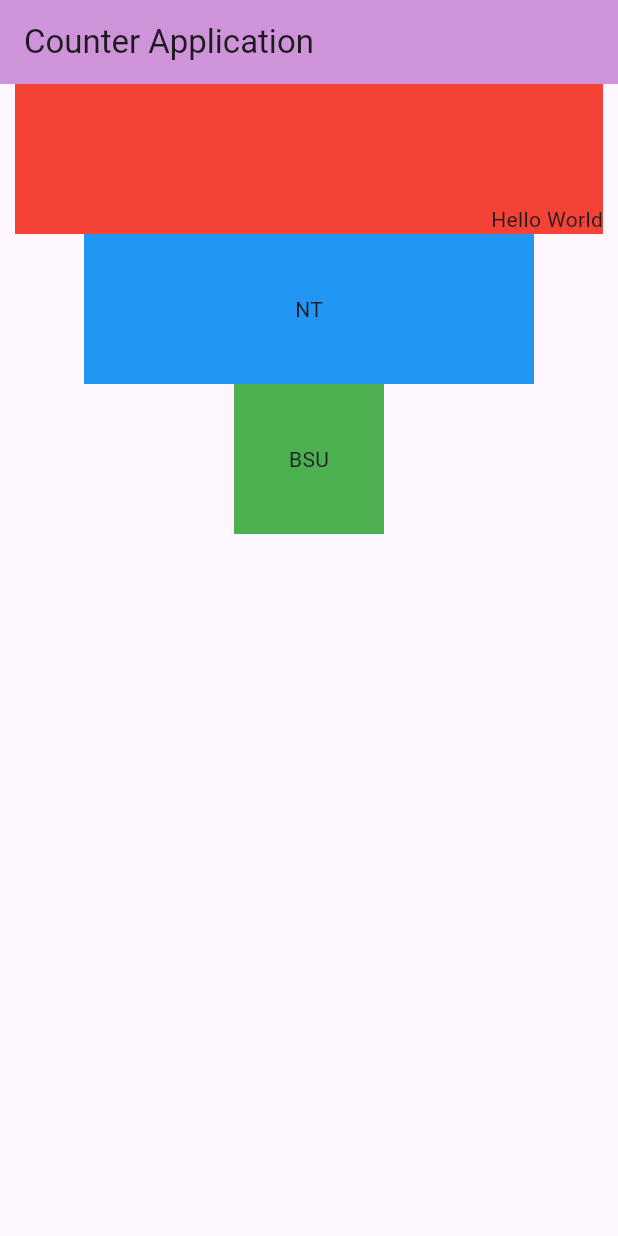
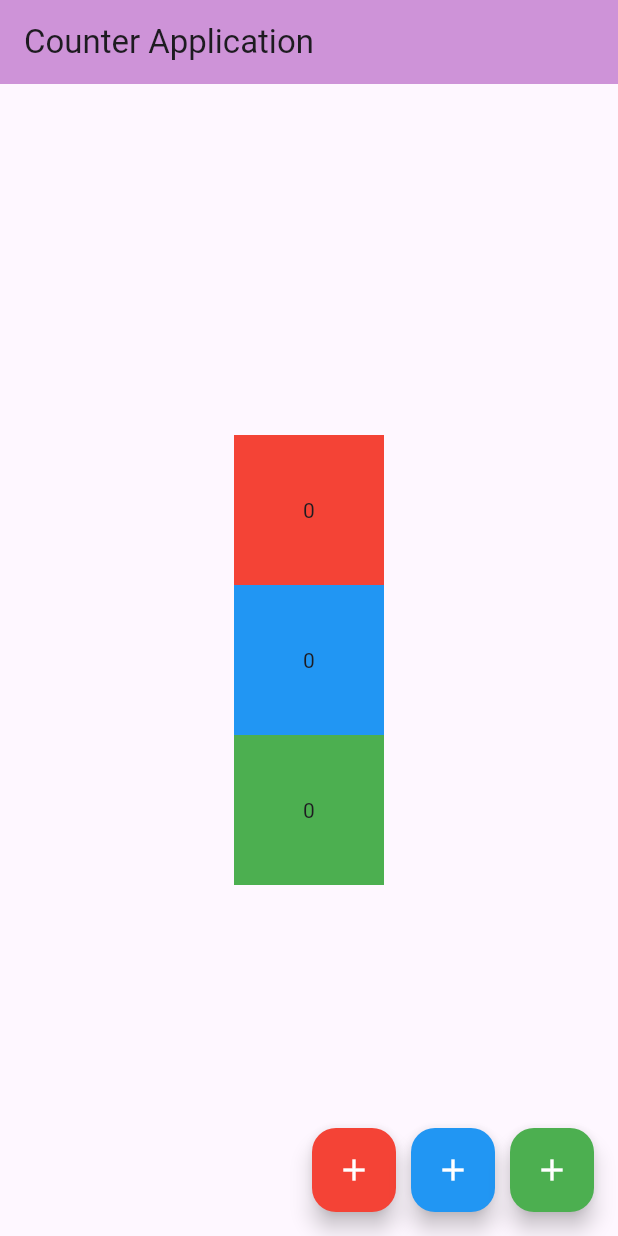
Before and after one commit to migol06/NT-Learning-Flutter, a Flutter app: the screen it shows after launch, on a phone screen of 412 x 824 dp. Run offline on Flutter 3.47's test engine with Material 3 defaults, Android fonts, the phone set to English and light mode, and no system bars.

```diff
--- /dev/null
+++ b/lib/fab.dart
@@ -0,0 +1,25 @@
+import 'package:flutter/material.dart';
+
+class MyFAB extends StatelessWidget {
+  const MyFAB(
+      {super.key,
+      required this.onPressed,
+      this.icon = Icons.add,
+      required this.backgroundColor,
+      this.foregroundColor = Colors.white});
+
+  final VoidCallback onPressed;
+  final IconData icon;
+  final Color backgroundColor;
+  final Color foregroundColor;
+
+  @override
+  Widget build(BuildContext context) {
+    return FloatingActionButton(
+      onPressed: onPressed,
+      backgroundColor: backgroundColor,
+      foregroundColor: foregroundColor,
+      child: Icon(icon),
+    );
+  }
+}
--- a/lib/main.dart
+++ b/lib/main.dart
@@ -1,4 +1,5 @@
 import 'package:flutter/material.dart';
+import 'package:sample/fab.dart';
 import 'package:sample/my_container.dart';
 
 void main() {
@@ -31,6 +32,8 @@ class MyHomePage extends StatefulWidget {
 
 class _MyHomePageState extends State<MyHomePage> {
   int counter = 0;
+  int secondCounter = 0;
+  int thirCounter = 0;
 
   @override
   Widget build(BuildContext context) {
@@ -39,24 +42,58 @@ class _MyHomePageState extends State<MyHomePage> {
         title: const Text('Counter Application'),
         backgroundColor: Colors.purple[200],
       ),
-      body: const Column(
-        // mainAxisAlignment: MainAxisAlignment.center,
+      body: Center(
+        child: Column(
+          mainAxisAlignment: MainAxisAlignment.center,
           children: [
             MyContainer(
-            text: 'Hello World',
+              text: counter.toString(),
               color: Colors.red,
-            width: double.infinity,
-            alignment: Alignment.bottomRight,
             ),
             MyContainer(
-            text: 'NT',
+              text: secondCounter.toString(),
               color: Colors.blue,
-            width: 300,
             ),
             MyContainer(
-            text: 'BSU',
+              text: thirCounter.toString(),
               color: Colors.green,
             )
+          ],
+        ),
+      ),
+      floatingActionButton: Row(
+        mainAxisAlignment: MainAxisAlignment.end,
+        children: [
+          MyFAB(
+            onPressed: () {
+              setState(() {
+                counter++;
+              });
+            },
+            backgroundColor: Colors.red,
+          ),
+          const SizedBox(
+            width: 10,
+          ),
+          MyFAB(
+            onPressed: () {
+              setState(() {
+                secondCounter++;
+              });
+            },
+            backgroundColor: Colors.blue,
+          ),
+          const SizedBox(
+            width: 10,
+          ),
+          MyFAB(
+            onPressed: () {
+              setState(() {
+                thirCounter++;
+              });
+            },
+            backgroundColor: Colors.green,
+          ),
         ],
       ),
     );
```
Lines whose indentation alone changed are shown as unchanged.
